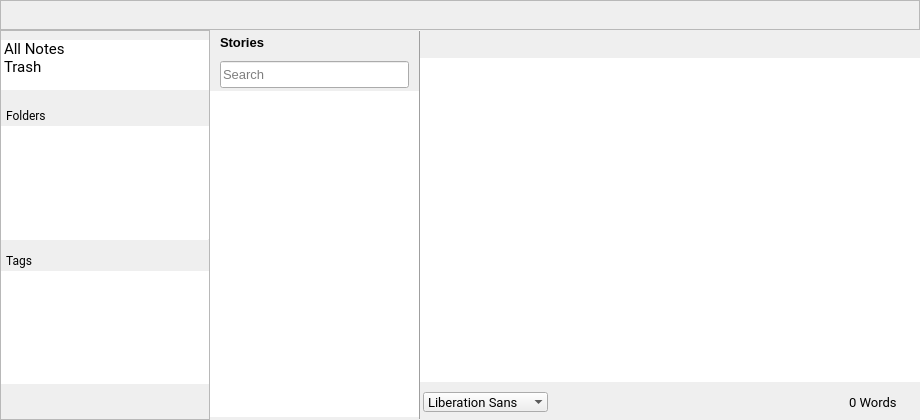
The window that src/mainwindow.ui (theshadowx/notes) describes before a commit, drawn with Qt 5.
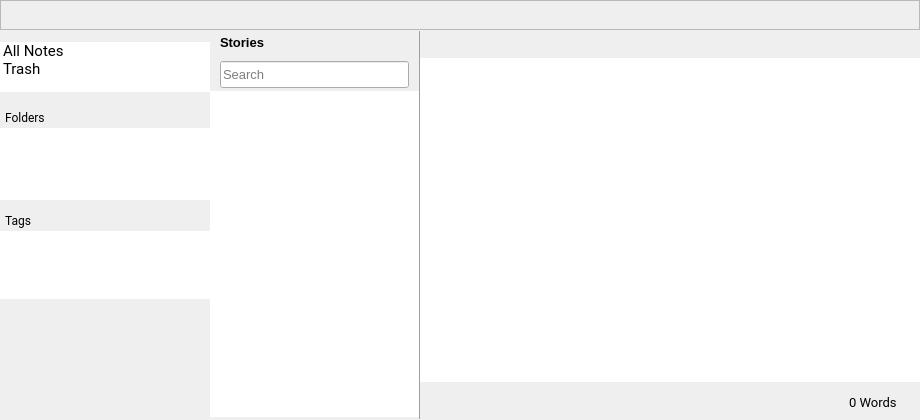
The same window after the commit. Custom widgets are drawn as their Qt base class.

Commit message: Adding scrollArea to make scrolling global, on folderView and tagView

The edit to the form file:
```diff
--- a/src/mainwindow.ui
+++ b/src/mainwindow.ui
@@ -282,12 +282,12 @@
        </property>
        <property name="minimumSize">
         <size>
-         <width>200</width>
+         <width>0</width>
          <height>0</height>
         </size>
        </property>
        <property name="frameShape">
-        <enum>QFrame::StyledPanel</enum>
+        <enum>QFrame::NoFrame</enum>
        </property>
        <property name="frameShadow">
         <enum>QFrame::Raised</enum>
@@ -297,7 +297,7 @@
          <number>0</number>
         </property>
         <property name="topMargin">
-         <number>9</number>
+         <number>0</number>
         </property>
         <property name="rightMargin">
          <number>0</number>
@@ -308,24 +308,166 @@
         <property name="spacing">
          <number>0</number>
         </property>
-        <item row="7" column="0" colspan="2">
-         <widget class="QListView" name="tagListView">
+        <item row="1" column="0">
+         <widget class="QScrollArea" name="scrollAreaFolderTag">
+          <property name="sizePolicy">
+           <sizepolicy hsizetype="Expanding" vsizetype="Minimum">
+            <horstretch>0</horstretch>
+            <verstretch>0</verstretch>
+           </sizepolicy>
+          </property>
           <property name="frameShape">
            <enum>QFrame::NoFrame</enum>
+          </property>
+          <property name="verticalScrollBarPolicy">
+           <enum>Qt::ScrollBarAsNeeded</enum>
+          </property>
+          <property name="sizeAdjustPolicy">
+           <enum>QAbstractScrollArea::AdjustIgnored</enum>
+          </property>
+          <property name="widgetResizable">
+           <bool>true</bool>
+          </property>
+          <widget class="QWidget" name="scrollAreaWidgetContents">
+           <property name="geometry">
+            <rect>
+             <x>0</x>
+             <y>0</y>
+             <width>210</width>
+             <height>390</height>
+            </rect>
+           </property>
+           <property name="sizePolicy">
+            <sizepolicy hsizetype="Expanding" vsizetype="Expanding">
+             <horstretch>0</horstretch>
+             <verstretch>0</verstretch>
+            </sizepolicy>
+           </property>
+           <layout class="QGridLayout" name="gridLayout_4">
+            <property name="leftMargin">
+             <number>0</number>
+            </property>
+            <property name="topMargin">
+             <number>12</number>
+            </property>
+            <property name="rightMargin">
+             <number>0</number>
+            </property>
+            <property name="bottomMargin">
+             <number>0</number>
+            </property>
+            <item row="0" column="0">
+             <widget class="QFrame" name="frameFolderPortview">
+              <property name="minimumSize">
+               <size>
+                <width>0</width>
+                <height>0</height>
+               </size>
+              </property>
+              <property name="frameShape">
+               <enum>QFrame::NoFrame</enum>
+              </property>
+              <property name="frameShadow">
+               <enum>QFrame::Raised</enum>
+              </property>
+              <layout class="QVBoxLayout" name="verticalLayout">
+               <property name="spacing">
+                <number>0</number>
+               </property>
+               <property name="leftMargin">
+                <number>0</number>
+               </property>
+               <property name="topMargin">
+                <number>0</number>
+               </property>
+               <property name="rightMargin">
+                <number>0</number>
+               </property>
+               <property name="bottomMargin">
+                <number>0</number>
+               </property>
+               <item>
+                <widget class="QListWidget" name="generalListW">
+                 <property name="sizePolicy">
+                  <sizepolicy hsizetype="Expanding" vsizetype="Fixed">
+                   <horstretch>0</horstretch>
+                   <verstretch>0</verstretch>
+                  </sizepolicy>
+                 </property>
+                 <property name="minimumSize">
+                  <size>
+                   <width>0</width>
+                   <height>50</height>
+                  </size>
+                 </property>
+                 <property name="maximumSize">
+                  <size>
+                   <width>16777215</width>
+                   <height>50</height>
+                  </size>
+                 </property>
+                 <property name="font">
+                  <font>
+                   <family>Roboto</family>
+                   <pointsize>11</pointsize>
+                  </font>
+                 </property>
+                 <property name="styleSheet">
+                  <string notr="true"/>
+                 </property>
+                 <property name="frameShape">
+                  <enum>QFrame::NoFrame</enum>
+                 </property>
+                 <property name="verticalScrollBarPolicy">
+                  <enum>Qt::ScrollBarAlwaysOff</enum>
+                 </property>
+                 <property name="horizontalScrollBarPolicy">
+                  <enum>Qt::ScrollBarAlwaysOff</enum>
+                 </property>
+                 <property name="autoScroll">
+                  <bool>false</bool>
+                 </property>
+                 <property name="editTriggers">
+                  <set>QAbstractItemView::NoEditTriggers</set>
           </property>
           <property name="showDropIndicator" stdset="0">
            <bool>false</bool>
           </property>
-          <property name="selectionMode">
-           <enum>QAbstractItemView::ExtendedSelection</enum>
-          </property>
-          <property name="selectionBehavior">
-           <enum>QAbstractItemView::SelectRows</enum>
-          </property>
-         </widget>
-        </item>
-        <item row="5" column="0">
-         <spacer name="verticalSpacer_2">
+                 <property name="dragEnabled">
+                  <bool>false</bool>
+                 </property>
+                 <property name="dragDropOverwriteMode">
+                  <bool>false</bool>
+                 </property>
+                 <property name="dragDropMode">
+                  <enum>QAbstractItemView::NoDragDrop</enum>
+                 </property>
+                 <property name="defaultDropAction">
+                  <enum>Qt::IgnoreAction</enum>
+                 </property>
+                 <property name="verticalScrollMode">
+                  <enum>QAbstractItemView::ScrollPerPixel</enum>
+                 </property>
+                 <property name="resizeMode">
+                  <enum>QListView::Fixed</enum>
+                 </property>
+                 <property name="layoutMode">
+                  <enum>QListView::Batched</enum>
+                 </property>
+                 <item>
+                  <property name="text">
+                   <string>All Notes</string>
+                  </property>
+                 </item>
+                 <item>
+                  <property name="text">
+                   <string>Trash</string>
+                  </property>
+                 </item>
+                </widget>
+               </item>
+               <item>
+                <spacer name="vSpacerGenFolder">
           <property name="orientation">
            <enum>Qt::Vertical</enum>
           </property>
@@ -335,13 +477,13 @@
           <property name="sizeHint" stdset="0">
            <size>
             <width>20</width>
-            <height>10</height>
+                   <height>15</height>
            </size>
           </property>
          </spacer>
         </item>
-        <item row="6" column="0" colspan="2">
-         <widget class="QFrame" name="frameTag">
+               <item>
+                <widget class="QFrame" name="frameFolder">
           <property name="sizePolicy">
            <sizepolicy hsizetype="Preferred" vsizetype="Minimum">
             <horstretch>0</horstretch>
@@ -360,7 +502,7 @@
           <property name="frameShadow">
            <enum>QFrame::Raised</enum>
           </property>
-          <layout class="QHBoxLayout" name="horizontalLayout_6">
+                 <layout class="QHBoxLayout" name="horizontalLayout_5">
            <property name="spacing">
             <number>0</number>
            </property>
@@ -377,7 +519,7 @@
             <number>0</number>
            </property>
            <item>
-            <widget class="QLabel" name="tagLabel">
+                   <widget class="QLabel" name="folderLabel">
              <property name="sizePolicy">
               <sizepolicy hsizetype="Preferred" vsizetype="Fixed">
                <horstretch>0</horstretch>
@@ -405,7 +547,7 @@
               </font>
              </property>
              <property name="text">
-              <string>Tags</string>
+                     <string>Folders</string>
              </property>
              <property name="indent">
               <number>5</number>
@@ -413,7 +555,7 @@
             </widget>
            </item>
            <item>
-            <spacer name="horizontalSpacer_5">
+                   <spacer name="horizontalSpacer_4">
              <property name="orientation">
               <enum>Qt::Horizontal</enum>
              </property>
@@ -422,14 +564,14 @@
              </property>
              <property name="sizeHint" stdset="0">
               <size>
-               <width>140</width>
-               <height>18</height>
+                      <width>40</width>
+                      <height>20</height>
               </size>
              </property>
             </spacer>
            </item>
            <item>
-            <widget class="QPushButton" name="clearSelectionButton">
+                   <widget class="QPushButton" name="addRootFolderButton">
              <property name="minimumSize">
               <size>
                <width>18</width>
@@ -460,38 +602,7 @@
             </widget>
            </item>
            <item>
-            <widget class="QPushButton" name="newTagButton">
-             <property name="minimumSize">
-              <size>
-               <width>18</width>
-               <height>18</height>
-              </size>
-             </property>
-             <property name="maximumSize">
-              <size>
-               <width>18</width>
-               <height>18</height>
-              </size>
-             </property>
-             <property name="cursor">
-              <cursorShape>PointingHandCursor</cursorShape>
-             </property>
-             <property name="text">
-              <string/>
-             </property>
-             <property name="iconSize">
-              <size>
-               <width>12</width>
-               <height>12</height>
-              </size>
-             </property>
-             <property name="flat">
-              <bool>true</bool>
-             </property>
-            </widget>
-           </item>
-           <item>
-            <widget class="QPushButton" name="deleteTagButton">
+                   <widget class="QPushButton" name="delRootFolderButton">
              <property name="minimumSize">
               <size>
                <width>18</width>
@@ -524,8 +635,14 @@
           </layout>
          </widget>
         </item>
-        <item row="3" column="0" colspan="2">
+               <item>
          <widget class="QTreeView" name="folderTree">
+                 <property name="sizePolicy">
+                  <sizepolicy hsizetype="Expanding" vsizetype="Fixed">
+                   <horstretch>0</horstretch>
+                   <verstretch>0</verstretch>
+                  </sizepolicy>
+                 </property>
           <property name="font">
            <font>
             <family>Roboto</family>
@@ -538,6 +655,18 @@
           <property name="frameShape">
            <enum>QFrame::NoFrame</enum>
           </property>
+                 <property name="verticalScrollBarPolicy">
+                  <enum>Qt::ScrollBarAlwaysOff</enum>
+                 </property>
+                 <property name="horizontalScrollBarPolicy">
+                  <enum>Qt::ScrollBarAlwaysOff</enum>
+                 </property>
+                 <property name="sizeAdjustPolicy">
+                  <enum>QAbstractScrollArea::AdjustToContents</enum>
+                 </property>
+                 <property name="autoScroll">
+                  <bool>true</bool>
+                 </property>
           <property name="editTriggers">
            <set>QAbstractItemView::DoubleClicked|QAbstractItemView::EditKeyPressed</set>
           </property>
@@ -568,10 +697,29 @@
           <attribute name="headerMinimumSectionSize">
            <number>35</number>
           </attribute>
-         </widget>
-        </item>
-        <item row="2" column="0" colspan="2">
-         <widget class="QFrame" name="frameFolder">
+                 <attribute name="headerStretchLastSection">
+                  <bool>true</bool>
+                 </attribute>
+                </widget>
+               </item>
+               <item>
+                <spacer name="vSpacerTagFolder">
+                 <property name="orientation">
+                  <enum>Qt::Vertical</enum>
+                 </property>
+                 <property name="sizeType">
+                  <enum>QSizePolicy::Fixed</enum>
+                 </property>
+                 <property name="sizeHint" stdset="0">
+                  <size>
+                   <width>20</width>
+                   <height>10</height>
+                  </size>
+                 </property>
+                </spacer>
+               </item>
+               <item>
+                <widget class="QFrame" name="frameTag">
           <property name="sizePolicy">
            <sizepolicy hsizetype="Preferred" vsizetype="Minimum">
             <horstretch>0</horstretch>
@@ -590,7 +738,7 @@
           <property name="frameShadow">
            <enum>QFrame::Raised</enum>
           </property>
-          <layout class="QHBoxLayout" name="horizontalLayout_5">
+                 <layout class="QHBoxLayout" name="horizontalLayout_6">
            <property name="spacing">
             <number>0</number>
            </property>
@@ -607,7 +755,7 @@
             <number>0</number>
            </property>
            <item>
-            <widget class="QLabel" name="folderLabel">
+                   <widget class="QLabel" name="tagLabel">
              <property name="sizePolicy">
               <sizepolicy hsizetype="Preferred" vsizetype="Fixed">
                <horstretch>0</horstretch>
@@ -635,7 +783,7 @@
               </font>
              </property>
              <property name="text">
-              <string>Folders</string>
+                     <string>Tags</string>
              </property>
              <property name="indent">
               <number>5</number>
@@ -643,7 +791,7 @@
             </widget>
            </item>
            <item>
-            <spacer name="horizontalSpacer_4">
+                   <spacer name="horizontalSpacer_5">
              <property name="orientation">
               <enum>Qt::Horizontal</enum>
              </property>
@@ -652,14 +800,14 @@
              </property>
              <property name="sizeHint" stdset="0">
               <size>
-               <width>40</width>
-               <height>20</height>
+                      <width>140</width>
+                      <height>18</height>
               </size>
              </property>
             </spacer>
            </item>
            <item>
-            <widget class="QPushButton" name="addRootFolderButton">
+                   <widget class="QPushButton" name="clearSelectionButton">
              <property name="minimumSize">
               <size>
                <width>18</width>
@@ -690,7 +838,38 @@
             </widget>
            </item>
            <item>
-            <widget class="QPushButton" name="delRootFolderButton">
+                   <widget class="QPushButton" name="newTagButton">
+                    <property name="minimumSize">
+                     <size>
+                      <width>18</width>
+                      <height>18</height>
+                     </size>
+                    </property>
+                    <property name="maximumSize">
+                     <size>
+                      <width>18</width>
+                      <height>18</height>
+                     </size>
+                    </property>
+                    <property name="cursor">
+                     <cursorShape>PointingHandCursor</cursorShape>
+                    </property>
+                    <property name="text">
+                     <string/>
+                    </property>
+                    <property name="iconSize">
+                     <size>
+                      <width>12</width>
+                      <height>12</height>
+                     </size>
+                    </property>
+                    <property name="flat">
+                     <bool>true</bool>
+                    </property>
+                   </widget>
+                  </item>
+                  <item>
+                   <widget class="QPushButton" name="deleteTagButton">
              <property name="minimumSize">
               <size>
                <width>18</width>
@@ -723,54 +902,14 @@
           </layout>
          </widget>
         </item>
-        <item row="4" column="0" colspan="2">
-         <widget class="Line" name="line_3">
-          <property name="minimumSize">
-           <size>
-            <width>0</width>
-            <height>1</height>
-           </size>
-          </property>
-          <property name="maximumSize">
-           <size>
-            <width>16777215</width>
-            <height>1</height>
-           </size>
-          </property>
-          <property name="orientation">
-           <enum>Qt::Horizontal</enum>
-          </property>
-         </widget>
-        </item>
-        <item row="0" column="0" colspan="2">
-         <widget class="QListWidget" name="generalListW">
+               <item>
+                <widget class="QListView" name="tagListView">
           <property name="sizePolicy">
            <sizepolicy hsizetype="Expanding" vsizetype="Fixed">
             <horstretch>0</horstretch>
             <verstretch>0</verstretch>
            </sizepolicy>
           </property>
-          <property name="minimumSize">
-           <size>
-            <width>0</width>
-            <height>50</height>
-           </size>
-          </property>
-          <property name="maximumSize">
-           <size>
-            <width>16777215</width>
-            <height>50</height>
-           </size>
-          </property>
-          <property name="font">
-           <font>
-            <family>Roboto</family>
-            <pointsize>11</pointsize>
-           </font>
-          </property>
-          <property name="styleSheet">
-           <string notr="true"/>
-          </property>
           <property name="frameShape">
            <enum>QFrame::NoFrame</enum>
           </property>
@@ -780,11 +919,8 @@
           <property name="horizontalScrollBarPolicy">
            <enum>Qt::ScrollBarAlwaysOff</enum>
           </property>
-          <property name="autoScroll">
-           <bool>false</bool>
-          </property>
-          <property name="editTriggers">
-           <set>QAbstractItemView::NoEditTriggers</set>
+                 <property name="sizeAdjustPolicy">
+                  <enum>QAbstractScrollArea::AdjustToContents</enum>
           </property>
           <property name="showDropIndicator" stdset="0">
            <bool>false</bool>
@@ -804,60 +940,37 @@
           <property name="verticalScrollMode">
            <enum>QAbstractItemView::ScrollPerPixel</enum>
           </property>
-          <property name="resizeMode">
-           <enum>QListView::Fixed</enum>
-          </property>
-          <property name="layoutMode">
-           <enum>QListView::Batched</enum>
-          </property>
-          <item>
-           <property name="text">
-            <string>All Notes</string>
-           </property>
-          </item>
-          <item>
-           <property name="text">
-            <string>Trash</string>
-           </property>
-          </item>
-         </widget>
-        </item>
-        <item row="1" column="0">
+                 <property name="uniformItemSizes">
+                  <bool>true</bool>
+                 </property>
+                </widget>
+               </item>
+               <item>
          <spacer name="verticalSpacer">
           <property name="orientation">
            <enum>Qt::Vertical</enum>
           </property>
-          <property name="sizeType">
-           <enum>QSizePolicy::Fixed</enum>
-          </property>
           <property name="sizeHint" stdset="0">
            <size>
             <width>20</width>
-            <height>15</height>
+                   <height>40</height>
            </size>
           </property>
          </spacer>
         </item>
-        <item row="8" column="0" colspan="2">
-         <widget class="QFrame" name="frame_3">
-          <property name="minimumSize">
-           <size>
-            <width>0</width>
-            <height>35</height>
-           </size>
-          </property>
-          <property name="maximumSize">
-           <size>
-            <width>16777215</width>
-            <height>35</height>
-           </size>
-          </property>
-          <property name="frameShape">
-           <enum>QFrame::NoFrame</enum>
-          </property>
-          <property name="frameShadow">
-           <enum>QFrame::Raised</enum>
-          </property>
+              </layout>
+              <zorder>generalListW</zorder>
+              <zorder>vSpacerGenFolder</zorder>
+              <zorder>frameFolder</zorder>
+              <zorder>folderTree</zorder>
+              <zorder>vSpacerTagFolder</zorder>
+              <zorder>frameTag</zorder>
+              <zorder>tagListView</zorder>
+              <zorder>verticalSpacer</zorder>
+             </widget>
+            </item>
+           </layout>
+          </widget>
          </widget>
         </item>
        </layout>
@@ -1470,46 +1583,6 @@
            <property name="bottomMargin">
             <number>3</number>
            </property>
-           <item>
-            <widget class="QFontComboBox" name="fontComboBox">
-             <property name="sizePolicy">
-              <sizepolicy hsizetype="Preferred" vsizetype="Minimum">
-               <horstretch>0</horstretch>
-               <verstretch>0</verstretch>
-              </sizepolicy>
-             </property>
-             <property name="maximumSize">
-              <size>
-               <width>125</width>
-               <height>20</height>
-              </size>
-             </property>
-             <property name="font">
-              <font>
-               <family>Roboto</family>
-               <pointsize>10</pointsize>
-              </font>
-             </property>
-             <property name="editable">
-              <bool>false</bool>
-             </property>
-             <property name="sizeAdjustPolicy">
-              <enum>QComboBox::AdjustToContents</enum>
-             </property>
-             <property name="iconSize">
-              <size>
-               <width>9</width>
-               <height>9</height>
-              </size>
-             </property>
-             <property name="frame">
-              <bool>false</bool>
-             </property>
-             <property name="fontFilters">
-              <set>QFontComboBox::ScalableFonts</set>
-             </property>
-            </widget>
-           </item>
            <item>
             <spacer name="horizontalSpacer">
              <property name="orientation">
```
Left out of the diff: 51 changed lines with no effect on the pictures. Lines whose indentation alone changed are shown as unchanged.
